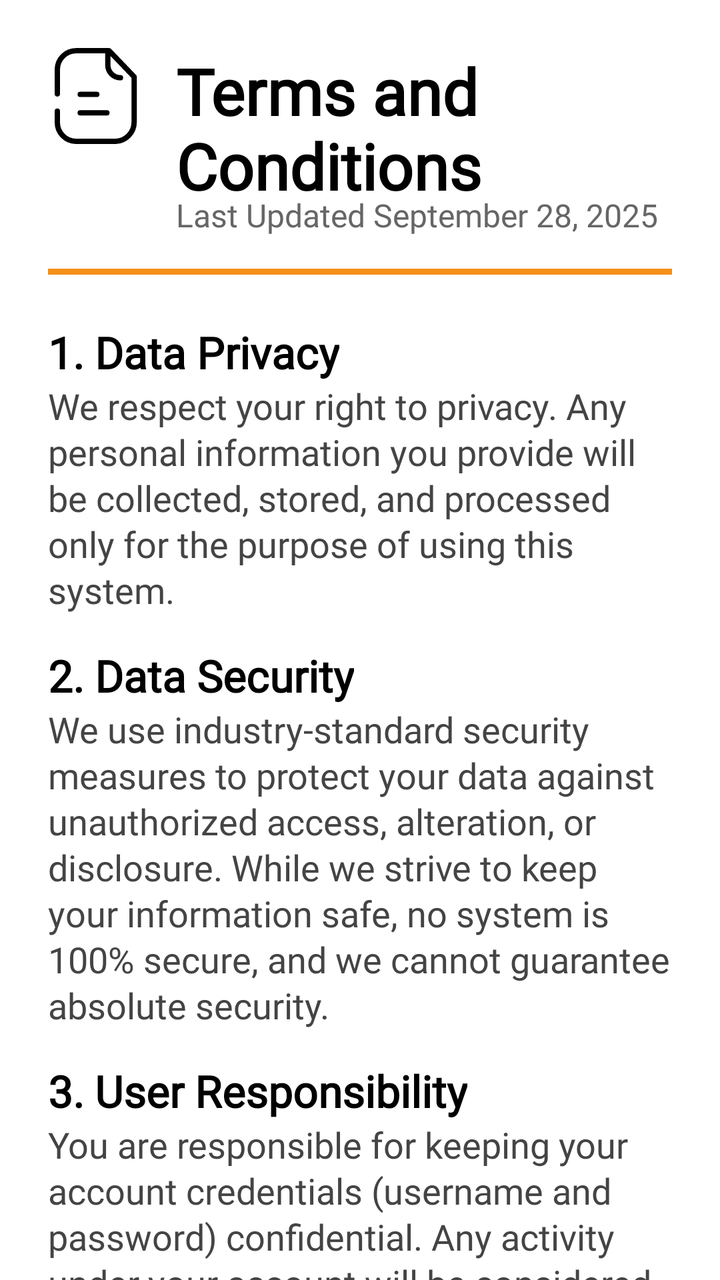
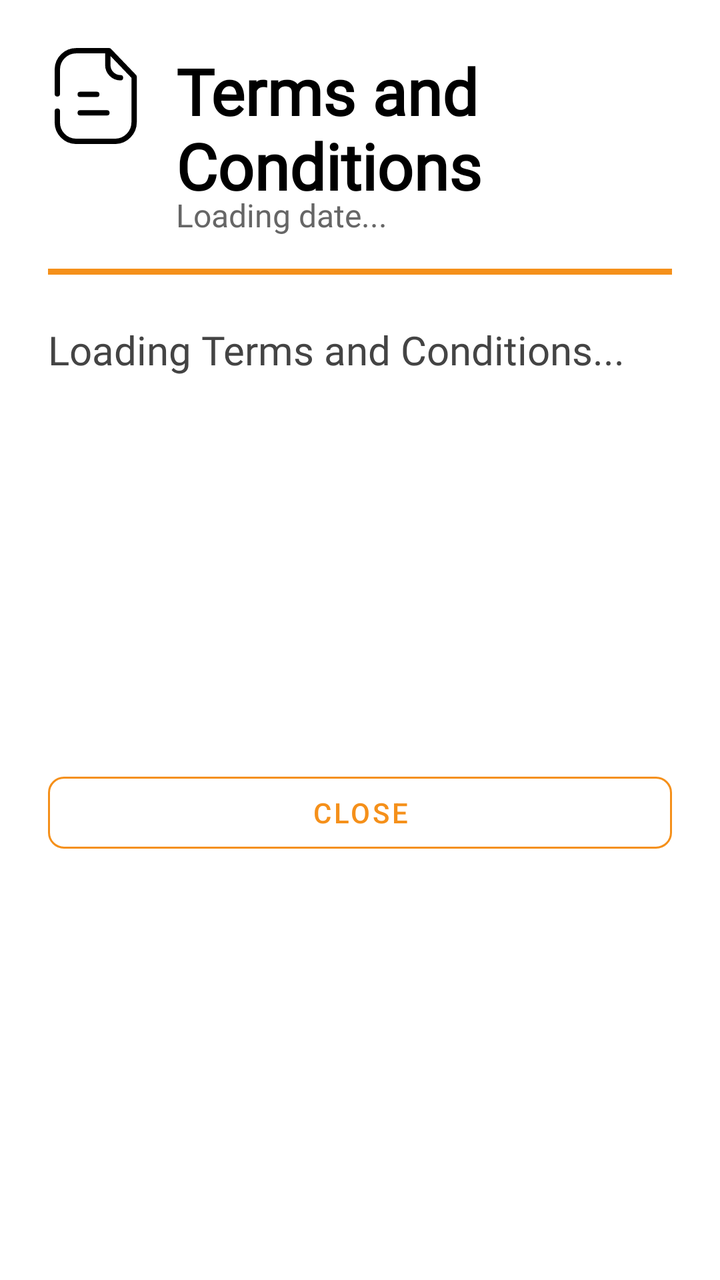

An Android layout rendered at two revisions. The XML below is the earlier revision; the diff shows what the commit changed to produce the second picture.
<!-- AndroidManifest.xml: application theme Theme.Dawnasyon_v1 -->
<!-- res/layout/fragment_terms_and_conditions.xml -->
<?xml version="1.0" encoding="utf-8"?>
<androidx.core.widget.NestedScrollView
    xmlns:android="http://schemas.android.com/apk/res/android"
    xmlns:app="http://schemas.android.com/apk/res-auto"
    android:layout_width="match_parent"
    android:layout_height="match_parent"
    android:background="@color/white"
    android:fillViewport="true">

    <androidx.constraintlayout.widget.ConstraintLayout
        android:layout_width="match_parent"
        android:layout_height="wrap_content"
        android:padding="24dp">

        <ImageView
            android:id="@+id/icon_terms"
            android:layout_width="48dp"
            android:layout_height="48dp"
            android:src="@drawable/ic_document"
            app:layout_constraintStart_toStartOf="parent"
            app:layout_constraintTop_toTopOf="parent"
            android:contentDescription="@null" />

        <TextView
            android:id="@+id/tv_title"
            android:layout_width="wrap_content"
            android:layout_height="wrap_content"
            android:layout_marginStart="16dp"
            android:fontFamily="@font/dongle"
            android:text="@string/terms_and_conditions"
            android:textColor="@color/black"
            android:textSize="32sp"
            android:textStyle="bold"
            app:layout_constraintStart_toEndOf="@id/icon_terms"
            app:layout_constraintTop_toTopOf="@id/icon_terms" />

        <TextView
            android:id="@+id/tv_date"
            android:layout_width="wrap_content"
            android:layout_height="wrap_content"
            android:layout_marginStart="16dp"
            android:layout_marginTop="-8dp"
            android:fontFamily="@font/dongle"
            android:text="@string/last_updated_september_28_2025"
            android:textColor="#666666"
            android:textSize="16sp"
            app:layout_constraintStart_toEndOf="@id/icon_terms"
            app:layout_constraintTop_toBottomOf="@id/tv_title" />

        <View
            android:id="@+id/divider"
            android:layout_width="match_parent"
            android:layout_height="3dp"
            android:layout_marginTop="16dp"
            android:background="#F5901A"
            app:layout_constraintTop_toBottomOf="@id/tv_date" />

        <TextView
            android:id="@+id/title_1"
            android:layout_width="wrap_content"
            android:layout_height="wrap_content"
            android:layout_marginTop="24dp"
            android:fontFamily="@font/dongle"
            android:text="@string/_1_data_privacy"
            android:textColor="@color/black"
            android:textSize="22sp"
            android:textStyle="bold"
            app:layout_constraintStart_toStartOf="parent"
            app:layout_constraintTop_toBottomOf="@id/divider" />

        <TextView
            android:id="@+id/desc_1"
            android:layout_width="match_parent"
            android:layout_height="wrap_content"
            android:fontFamily="@font/dongle"
            android:text="@string/we_respect_your_right_to_privacy_any_personal_information_you_provide_will_be_collected_stored_and_processed_only_for_the_purpose_of_using_this_system"
            android:textColor="#444444"
            android:textSize="18sp"
            android:lineSpacingExtra="2dp"
            app:layout_constraintTop_toBottomOf="@id/title_1" />

        <TextView
            android:id="@+id/title_2"
            android:layout_width="wrap_content"
            android:layout_height="wrap_content"
            android:layout_marginTop="16dp"
            android:fontFamily="@font/dongle"
            android:text="@string/_2_data_security"
            android:textColor="@color/black"
            android:textSize="22sp"
            android:textStyle="bold"
            app:layout_constraintStart_toStartOf="parent"
            app:layout_constraintTop_toBottomOf="@id/desc_1" />

        <TextView
            android:id="@+id/desc_2"
            android:layout_width="match_parent"
            android:layout_height="wrap_content"
            android:fontFamily="@font/dongle"
            android:text="@string/we_use_industry_standard_security_measures_to_protect_your_data_against_unauthorized_access_alteration_or_disclosure_while_we_strive_to_keep_your_information_safe_no_system_is_100_secure_and_we_cannot_guarantee_absolute_security"
            android:textColor="#444444"
            android:textSize="18sp"
            android:lineSpacingExtra="2dp"
            app:layout_constraintTop_toBottomOf="@id/title_2" />

        <TextView
            android:id="@+id/title_3"
            android:layout_width="wrap_content"
            android:layout_height="wrap_content"
            android:layout_marginTop="16dp"
            android:fontFamily="@font/dongle"
            android:text="@string/_3_user_responsibility"
            android:textColor="@color/black"
            android:textSize="22sp"
            android:textStyle="bold"
            app:layout_constraintStart_toStartOf="parent"
            app:layout_constraintTop_toBottomOf="@id/desc_2" />

        <TextView
            android:id="@+id/desc_3"
            android:layout_width="match_parent"
            android:layout_height="wrap_content"
            android:fontFamily="@font/dongle"
            android:text="@string/you_are_responsible_for_keeping_your_account_credentials_username_and_password_confidential_any_activity_under_your_account_will_be_considered_your_responsibility"
            android:textColor="#444444"
            android:textSize="18sp"
            android:lineSpacingExtra="2dp"
            app:layout_constraintTop_toBottomOf="@id/title_3" />

        <TextView
            android:id="@+id/title_4"
            android:layout_width="wrap_content"
            android:layout_height="wrap_content"
            android:layout_marginTop="16dp"
            android:fontFamily="@font/dongle"
            android:text="@string/_4_data_usage"
            android:textColor="@color/black"
            android:textSize="22sp"
            android:textStyle="bold"
            app:layout_constraintStart_toStartOf="parent"
            app:layout_constraintTop_toBottomOf="@id/desc_3" />

        <TextView
            android:id="@+id/desc_4"
            android:layout_width="match_parent"
            android:layout_height="wrap_content"
            android:fontFamily="@font/dongle"
            android:text="@string/your_data_will_not_be_sold_rented_or_shared_with_third_parties_without_your_consent_unless_required_by_law_information_may_only_be_used_to_improve_system_services_and_user_experience"
            android:textColor="#444444"
            android:textSize="18sp"
            android:lineSpacingExtra="2dp"
            app:layout_constraintTop_toBottomOf="@id/title_4" />

        <TextView
            android:id="@+id/title_5"
            android:layout_width="wrap_content"
            android:layout_height="wrap_content"
            android:layout_marginTop="16dp"
            android:fontFamily="@font/dongle"
            android:text="@string/_5_consent"
            android:textColor="@color/black"
            android:textSize="22sp"
            android:textStyle="bold"
            app:layout_constraintStart_toStartOf="parent"
            app:layout_constraintTop_toBottomOf="@id/desc_4" />

        <TextView
            android:id="@+id/desc_5"
            android:layout_width="match_parent"
            android:layout_height="wrap_content"
            android:fontFamily="@font/dongle"
            android:text="@string/by_using_this_system_you_agree_to_these_terms_and_conditions_and_consent_to_the_collection_and_secure_handling_of_your_data"
            android:textColor="#444444"
            android:textSize="18sp"
            android:lineSpacingExtra="2dp"
            app:layout_constraintTop_toBottomOf="@id/title_5" />

        <TextView
            android:id="@+id/title_6"
            android:layout_width="wrap_content"
            android:layout_height="wrap_content"
            android:layout_marginTop="16dp"
            android:fontFamily="@font/dongle"
            android:text="@string/_6_updates_to_terms"
            android:textColor="@color/black"
            android:textSize="22sp"
            android:textStyle="bold"
            app:layout_constraintStart_toStartOf="parent"
            app:layout_constraintTop_toBottomOf="@id/desc_5" />

        <TextView
            android:id="@+id/desc_6"
            android:layout_width="match_parent"
            android:layout_height="wrap_content"
            android:fontFamily="@font/dongle"
            android:text="@string/we_may_update_these_terms_and_conditions_from_time_to_time_users_will_be_notified_of_significant_changes"
            android:textColor="#444444"
            android:textSize="18sp"
            android:lineSpacingExtra="2dp"
            app:layout_constraintTop_toBottomOf="@id/title_6" />

        <Button
            android:id="@+id/btn_close"
            style="@style/Widget.MaterialComponents.Button.OutlinedButton"
            android:layout_width="match_parent"
            android:layout_height="wrap_content"
            android:layout_marginTop="32dp"
            android:layout_marginBottom="24dp"
            android:text="@string/close"
            android:textColor="#F5901A"
            app:strokeColor="#F5901A"
            app:cornerRadius="8dp"
            app:layout_constraintTop_toBottomOf="@id/desc_6"
            app:layout_constraintBottom_toBottomOf="parent" />

    </androidx.constraintlayout.widget.ConstraintLayout>
</androidx.core.widget.NestedScrollView>
<!-- resources referenced by this layout -->
<resources>
  <color name="black">#FF000000</color>
  <color name="white">#FFFFFFFF</color>
  <string name="_1_data_privacy">1. Data Privacy</string>
  <string name="_2_data_security">2. Data Security</string>
  <string name="_3_user_responsibility">3. User Responsibility</string>
  <string name="_4_data_usage">4. Data Usage</string>
  <string name="_5_consent">5. Consent</string>
  <string name="_6_updates_to_terms">6. Updates to Terms</string>
  <string name="by_using_this_system_you_agree_to_these_terms_and_conditions_and_consent_to_the_collection_and_secure_handling_of_your_data">By using this system, you agree to these Terms and Conditions and consent to the collection and secure handling of your data.</string>
  <string name="close">Close</string>
  <string name="last_updated_september_28_2025">Last Updated September 28, 2025</string>
  <string name="terms_and_conditions">Terms and Conditions</string>
  <string name="we_may_update_these_terms_and_conditions_from_time_to_time_users_will_be_notified_of_significant_changes">We may update these Terms and Conditions from time to time. Users will be notified of significant changes.</string>
  <string name="we_respect_your_right_to_privacy_any_personal_information_you_provide_will_be_collected_stored_and_processed_only_for_the_purpose_of_using_this_system">We respect your right to privacy. Any personal information you provide will be collected, stored, and processed only for the purpose of using this system.</string>
  <string name="we_use_industry_standard_security_measures_to_protect_your_data_against_unauthorized_access_alteration_or_disclosure_while_we_strive_to_keep_your_information_safe_no_system_is_100_secure_and_we_cannot_guarantee_absolute_security">We use industry-standard security measures to protect your data against unauthorized access, alteration, or disclosure. While we strive to keep your information safe, no system is 100% secure, and we cannot guarantee absolute security.</string>
  <string name="you_are_responsible_for_keeping_your_account_credentials_username_and_password_confidential_any_activity_under_your_account_will_be_considered_your_responsibility">You are responsible for keeping your account credentials (username and password) confidential. Any activity under your account will be considered your responsibility.</string>
  <string name="your_data_will_not_be_sold_rented_or_shared_with_third_parties_without_your_consent_unless_required_by_law_information_may_only_be_used_to_improve_system_services_and_user_experience">Your data will not be sold, rented, or shared with third parties without your consent, unless required by law. Information may only be used to improve system services and user experience.</string>
  <style name="Theme.Dawnasyon_v1" parent="Base.Theme.Dawnasyon_v1" />
  <style name="Base.Theme.Dawnasyon_v1" parent="Theme.Material3.Light.NoActionBar">
          
          
      </style>
  <!-- unchanged entries left out for length: 1 -->
</resources>

<!-- the commit's change to res/layout/fragment_terms_and_conditions.xml (unified diff, before → after) -->
@@ -4,12 +4,12 @@
     xmlns:app="http://schemas.android.com/apk/res-auto"
     android:layout_width="match_parent"
     android:layout_height="match_parent"
-    android:background="@color/white"
     android:fillViewport="true">
 
     <androidx.constraintlayout.widget.ConstraintLayout
         android:layout_width="match_parent"
         android:layout_height="wrap_content"
+        android:background="@color/white"
         android:padding="24dp">
 
         <ImageView
@@ -41,7 +41,7 @@
             android:layout_marginStart="16dp"
             android:layout_marginTop="-8dp"
             android:fontFamily="@font/dongle"
-            android:text="@string/last_updated_september_28_2025"
+            android:text="Loading date..."
             android:textColor="#666666"
             android:textSize="16sp"
             app:layout_constraintStart_toEndOf="@id/icon_terms"
@@ -56,148 +56,16 @@
             app:layout_constraintTop_toBottomOf="@id/tv_date" />
 
         <TextView
-            android:id="@+id/title_1"
-            android:layout_width="wrap_content"
+            android:id="@+id/tv_body"
+            android:layout_width="match_parent"
             android:layout_height="wrap_content"
             android:layout_marginTop="24dp"
             android:fontFamily="@font/dongle"
-            android:text="@string/_1_data_privacy"
-            android:textColor="@color/black"
-            android:textSize="22sp"
-            android:textStyle="bold"
-            app:layout_constraintStart_toStartOf="parent"
+            android:text="Loading Terms and Conditions..."
+            android:textColor="#444444"
+            android:textSize="20sp"
+            android:lineSpacingExtra="2dp"
             app:layout_constraintTop_toBottomOf="@id/divider" />
-
-        <TextView
-            android:id="@+id/desc_1"
-            android:layout_width="match_parent"
-            android:layout_height="wrap_content"
-            android:fontFamily="@font/dongle"
-            android:text="@string/we_respect_your_right_to_privacy_any_personal_information_you_provide_will_be_collected_stored_and_processed_only_for_the_purpose_of_using_this_system"
-            android:textColor="#444444"
-            android:textSize="18sp"
-            android:lineSpacingExtra="2dp"
-            app:layout_constraintTop_toBottomOf="@id/title_1" />
-
-        <TextView
-            android:id="@+id/title_2"
-            android:layout_width="wrap_content"
-            android:layout_height="wrap_content"
-            android:layout_marginTop="16dp"
-            android:fontFamily="@font/dongle"
-            android:text="@string/_2_data_security"
-            android:textColor="@color/black"
-            android:textSize="22sp"
-            android:textStyle="bold"
-            app:layout_constraintStart_toStartOf="parent"
-            app:layout_constraintTop_toBottomOf="@id/desc_1" />
-
-        <TextView
-            android:id="@+id/desc_2"
-            android:layout_width="match_parent"
-            android:layout_height="wrap_content"
-            android:fontFamily="@font/dongle"
-            android:text="@string/we_use_industry_standard_security_measures_to_protect_your_data_against_unauthorized_access_alteration_or_disclosure_while_we_strive_to_keep_your_information_safe_no_system_is_100_secure_and_we_cannot_guarantee_absolute_security"
-            android:textColor="#444444"
-            android:textSize="18sp"
-            android:lineSpacingExtra="2dp"
-            app:layout_constraintTop_toBottomOf="@id/title_2" />
-
-        <TextView
-            android:id="@+id/title_3"
-            android:layout_width="wrap_content"
-            android:layout_height="wrap_content"
-            android:layout_marginTop="16dp"
-            android:fontFamily="@font/dongle"
-            android:text="@string/_3_user_responsibility"
-            android:textColor="@color/black"
-            android:textSize="22sp"
-            android:textStyle="bold"
-            app:layout_constraintStart_toStartOf="parent"
-            app:layout_constraintTop_toBottomOf="@id/desc_2" />
-
-        <TextView
-            android:id="@+id/desc_3"
-            android:layout_width="match_parent"
-            android:layout_height="wrap_content"
-            android:fontFamily="@font/dongle"
-            android:text="@string/you_are_responsible_for_keeping_your_account_credentials_username_and_password_confidential_any_activity_under_your_account_will_be_considered_your_responsibility"
-            android:textColor="#444444"
-            android:textSize="18sp"
-            android:lineSpacingExtra="2dp"
-            app:layout_constraintTop_toBottomOf="@id/title_3" />
-
-        <TextView
-            android:id="@+id/title_4"
-            android:layout_width="wrap_content"
-            android:layout_height="wrap_content"
-            android:layout_marginTop="16dp"
-            android:fontFamily="@font/dongle"
-            android:text="@string/_4_data_usage"
-            android:textColor="@color/black"
-            android:textSize="22sp"
-            android:textStyle="bold"
-            app:layout_constraintStart_toStartOf="parent"
-            app:layout_constraintTop_toBottomOf="@id/desc_3" />
-
-        <TextView
-            android:id="@+id/desc_4"
-            android:layout_width="match_parent"
-            android:layout_height="wrap_content"
-            android:fontFamily="@font/dongle"
-            android:text="@string/your_data_will_not_be_sold_rented_or_shared_with_third_parties_without_your_consent_unless_required_by_law_information_may_only_be_used_to_improve_system_services_and_user_experience"
-            android:textColor="#444444"
-            android:textSize="18sp"
-            android:lineSpacingExtra="2dp"
-            app:layout_constraintTop_toBottomOf="@id/title_4" />
-
-        <TextView
-            android:id="@+id/title_5"
-            android:layout_width="wrap_content"
-            android:layout_height="wrap_content"
-            android:layout_marginTop="16dp"
-            android:fontFamily="@font/dongle"
-            android:text="@string/_5_consent"
-            android:textColor="@color/black"
-            android:textSize="22sp"
-            android:textStyle="bold"
-            app:layout_constraintStart_toStartOf="parent"
-            app:layout_constraintTop_toBottomOf="@id/desc_4" />
-
-        <TextView
-            android:id="@+id/desc_5"
-            android:layout_width="match_parent"
-            android:layout_height="wrap_content"
-            android:fontFamily="@font/dongle"
-            android:text="@string/by_using_this_system_you_agree_to_these_terms_and_conditions_and_consent_to_the_collection_and_secure_handling_of_your_data"
-            android:textColor="#444444"
-            android:textSize="18sp"
-            android:lineSpacingExtra="2dp"
-            app:layout_constraintTop_toBottomOf="@id/title_5" />
-
-        <TextView
-            android:id="@+id/title_6"
-            android:layout_width="wrap_content"
-            android:layout_height="wrap_content"
-            android:layout_marginTop="16dp"
-            android:fontFamily="@font/dongle"
-            android:text="@string/_6_updates_to_terms"
-            android:textColor="@color/black"
-            android:textSize="22sp"
-            android:textStyle="bold"
-            app:layout_constraintStart_toStartOf="parent"
-            app:layout_constraintTop_toBottomOf="@id/desc_5" />
-
-        <TextView
-            android:id="@+id/desc_6"
-            android:layout_width="match_parent"
-            android:layout_height="wrap_content"
-            android:fontFamily="@font/dongle"
-            android:text="@string/we_may_update_these_terms_and_conditions_from_time_to_time_users_will_be_notified_of_significant_changes"
-            android:textColor="#444444"
-            android:textSize="18sp"
-            android:lineSpacingExtra="2dp"
-            app:layout_constraintTop_toBottomOf="@id/title_6" />
 
         <Button
             android:id="@+id/btn_close"
@@ -210,7 +78,7 @@
             android:textColor="#F5901A"
             app:strokeColor="#F5901A"
             app:cornerRadius="8dp"
-            app:layout_constraintTop_toBottomOf="@id/desc_6"
+            app:layout_constraintTop_toBottomOf="@id/tv_body"
             app:layout_constraintBottom_toBottomOf="parent" />
 
     </androidx.constraintlayout.widget.ConstraintLayout>
<!-- resource entries referenced after the edit -->
@@ -2,21 +2,8 @@
 <resources>
   <color name="black">#FF000000</color>
   <color name="white">#FFFFFFFF</color>
-  <string name="_1_data_privacy">1. Data Privacy</string>
-  <string name="_2_data_security">2. Data Security</string>
-  <string name="_3_user_responsibility">3. User Responsibility</string>
-  <string name="_4_data_usage">4. Data Usage</string>
-  <string name="_5_consent">5. Consent</string>
-  <string name="_6_updates_to_terms">6. Updates to Terms</string>
-  <string name="by_using_this_system_you_agree_to_these_terms_and_conditions_and_consent_to_the_collection_and_secure_handling_of_your_data">By using this system, you agree to these Terms and Conditions and consent to the collection and secure handling of your data.</string>
   <string name="close">Close</string>
-  <string name="last_updated_september_28_2025">Last Updated September 28, 2025</string>
   <string name="terms_and_conditions">Terms and Conditions</string>
-  <string name="we_may_update_these_terms_and_conditions_from_time_to_time_users_will_be_notified_of_significant_changes">We may update these Terms and Conditions from time to time. Users will be notified of significant changes.</string>
-  <string name="we_respect_your_right_to_privacy_any_personal_information_you_provide_will_be_collected_stored_and_processed_only_for_the_purpose_of_using_this_system">We respect your right to privacy. Any personal information you provide will be collected, stored, and processed only for the purpose of using this system.</string>
-  <string name="we_use_industry_standard_security_measures_to_protect_your_data_against_unauthorized_access_alteration_or_disclosure_while_we_strive_to_keep_your_information_safe_no_system_is_100_secure_and_we_cannot_guarantee_absolute_security">We use industry-standard security measures to protect your data against unauthorized access, alteration, or disclosure. While we strive to keep your information safe, no system is 100% secure, and we cannot guarantee absolute security.</string>
-  <string name="you_are_responsible_for_keeping_your_account_credentials_username_and_password_confidential_any_activity_under_your_account_will_be_considered_your_responsibility">You are responsible for keeping your account credentials (username and password) confidential. Any activity under your account will be considered your responsibility.</string>
-  <string name="your_data_will_not_be_sold_rented_or_shared_with_third_parties_without_your_consent_unless_required_by_law_information_may_only_be_used_to_improve_system_services_and_user_experience">Your data will not be sold, rented, or shared with third parties without your consent, unless required by law. Information may only be used to improve system services and user experience.</string>
   <style name="Theme.Dawnasyon_v1" parent="Base.Theme.Dawnasyon_v1" />
   <style name="Base.Theme.Dawnasyon_v1" parent="Theme.Material3.Light.NoActionBar">
           
